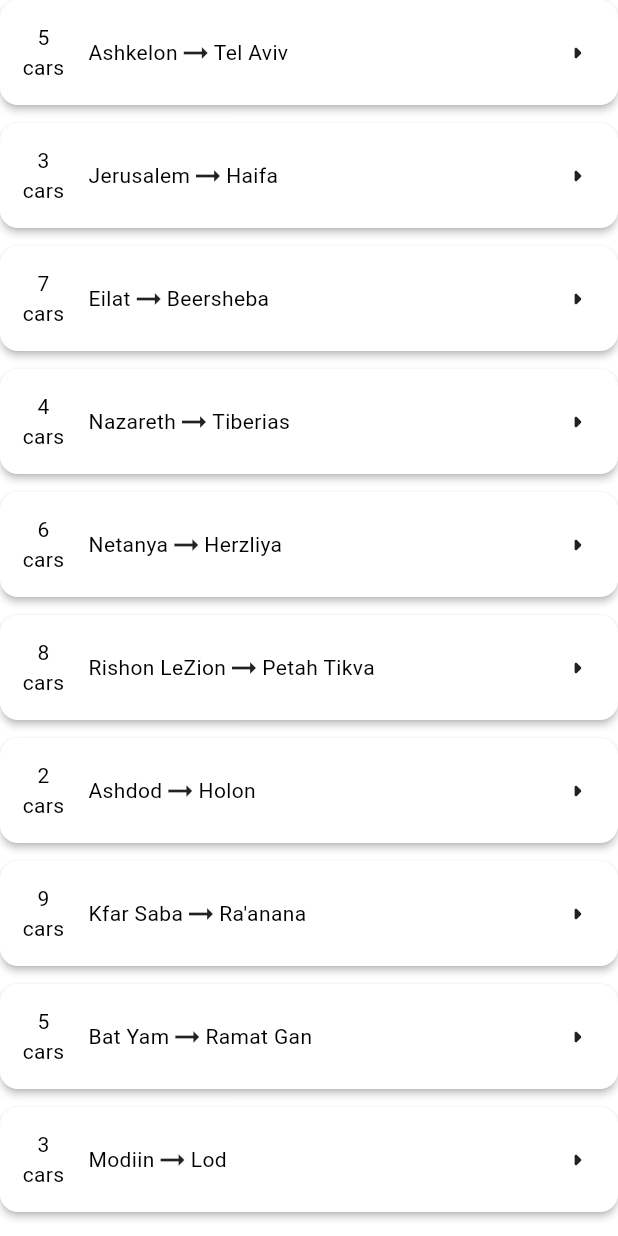
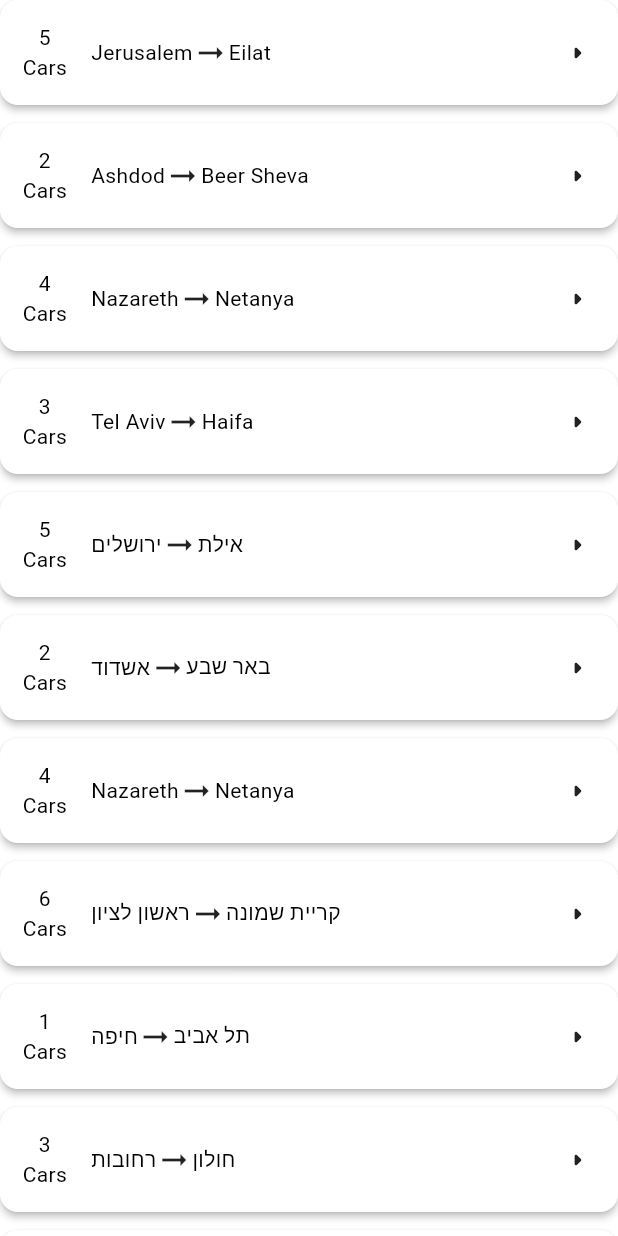
Before and after one commit to Mikhadi/freightflow, a Flutter app: the HomePage screen opened directly, on a phone screen of 412 x 824 dp. Run offline on Flutter 3.47's test engine with Material 3 defaults, Android fonts, the phone set to English and light mode, and no system bars; our stand-ins replace google_fonts, google_nav_bar, image_picker, shared_preferences; missing offline and left inert: slide_action; accounts and stored records are empty; generated files the repository leaves out were written again.

Commit message:
feat: Refactor home page to use Order class and improve UI
- Updated home page to display orders using the new Order class.
- Replaced static list of items with dynamic Order objects.
- Enhanced UI with gesture detection for navigating to order details.
- Added localization support for various strings in the app.
- Introduced new vehicle and order classes for better data management.
- Implemented image picking functionality for vehicles.
- Added a summary page for orders with a slide action to send data.
- Removed unused wave widget to clean up the codebase.
- Integrated Google Fonts for improved typography.
- Updated dependencies in pubspec.yaml for new features.

```diff
--- /dev/null
+++ b/lib/classes/order_class.dart
@@ -0,0 +1,37 @@
+class Order {
+  final String from;
+  final String to;
+  final int numberOfVehicles;
+  final bool completed;
+  final List<String> drivers;
+
+  Order({
+    required this.from,
+    required this.to,
+    required this.numberOfVehicles,
+    this.completed = false,
+    required this.drivers,
+  });
+
+  // factory method to create from JSON
+  factory Order.fromJson(Map<String, dynamic> json) {
+    return Order(
+      from: json['from'],
+      to: json['to'],
+      numberOfVehicles: json['numberOfVehicles'],
+      completed: json['completed'] ?? false,
+      drivers: List<String>.from(json['drivers']),
+    );
+  }
+
+  // convert to JSON
+  Map<String, dynamic> toJson() {
+    return {
+      'from': from,
+      'to': to,
+      'numberOfVehicles': numberOfVehicles,
+      'completed': completed,
+      'drivers': drivers,
+    };
+  }
+}
--- a/lib/pages/home_page.dart
+++ b/lib/pages/home_page.dart
@@ -1,21 +1,104 @@
 import 'package:flutter/material.dart';
+import 'package:freiightflow/classes/order_class.dart';
+import 'package:freiightflow/pages/order_page.dart';
+import 'package:flutter_gen/gen_l10n/app_localizations.dart';
+
 
 class HomePage extends StatelessWidget {
   HomePage({super.key});
 
-  final List<Map<String, String>> items = [
-    {'title': 'Ashkelon', 'subtitle': 'Tel Aviv', 'count': "5"},
-    {'title': 'Jerusalem', 'subtitle': 'Haifa', 'count': "3"},
-    {'title': 'Eilat', 'subtitle': 'Beersheba', 'count': "7"},
-    {'title': 'Nazareth', 'subtitle': 'Tiberias', 'count': "4"},
-    {'title': 'Netanya', 'subtitle': 'Herzliya', 'count': "6"},
-    {'title': 'Rishon LeZion', 'subtitle': 'Petah Tikva', 'count': "8"},
-    {'title': 'Ashdod', 'subtitle': 'Holon', 'count': "2"},
-    {'title': 'Kfar Saba', 'subtitle': "Ra'anana", 'count': "9"},
-    {'title': 'Bat Yam', 'subtitle': 'Ramat Gan', 'count': "5"},
-    {'title': 'Modiin', 'subtitle': 'Lod', 'count': "3"},
-
-    // add more items here...
+  final List<Order> items = [
+    Order(
+      from: 'Jerusalem',
+      to: 'Eilat',
+      numberOfVehicles: 5,
+      completed: true,
+      drivers: ['Ronen Azulay', 'Sara Ben Ami', 'Oren Yitzhak'],
+    ),
+    Order(
+      from: 'Ashdod',
+      to: 'Beer Sheva',
+      numberOfVehicles: 2,
+      completed: false,
+      drivers: ['Noa Sharon'],
+    ),
+    Order(
+      from: 'Nazareth',
+      to: 'Netanya',
+      numberOfVehicles: 4,
+      completed: true,
+      drivers: ['Avi Malka', 'Lior Peretz'],
+    ),
+    Order(
+      from: 'Tel Aviv',
+      to: 'Haifa',
+      numberOfVehicles: 3,
+      completed: false,
+      drivers: ['David Cohen', 'Maya Levi'],
+    ),
+    Order(
+      from: 'ירושלים',
+      to: 'אילת',
+      numberOfVehicles: 5,
+      completed: true,
+      drivers: ['רונן אזולאי', 'שרה בן עמי', 'אורן יצחק'],
+    ),
+    Order(
+      from: 'אשדוד',
+      to: 'באר שבע',
+      numberOfVehicles: 2,
+      completed: false,
+      drivers: ['נועה שרון'],
+    ),
+    Order(
+      from: 'Nazareth',
+      to: 'Netanya',
+      numberOfVehicles: 4,
+      completed: true,
+      drivers: ['Avi Malka', 'Lior Peretz'],
+    ),
+    Order(
+      from: 'ראשון לציון',
+      to: 'קריית שמונה',
+      numberOfVehicles: 6,
+      completed: false,
+      drivers: ['שי כהן', 'איתי נתן', 'גל מור'],
+    ),
+    Order(
+      from: 'חיפה',
+      to: 'תל אביב',
+      numberOfVehicles: 1,
+      completed: true,
+      drivers: ['אלכס רוזנברג'],
+    ),
+    Order(
+      from: 'רחובות',
+      to: 'חולון',
+      numberOfVehicles: 3,
+      completed: false,
+      drivers: ['Yael Biton', 'Daniel Shahar'],
+    ),
+    Order(
+      from: 'פתח תקווה',
+      to: 'נתיבות',
+      numberOfVehicles: 2,
+      completed: true,
+      drivers: ['מירי כץ'],
+    ),
+    Order(
+      from: 'מודיעין',
+      to: 'עפולה',
+      numberOfVehicles: 4,
+      completed: false,
+      drivers: ['Ron Koren', 'Shiran Ilani'],
+    ),
+    Order(
+      from: 'צפת',
+      to: 'חדרה',
+      numberOfVehicles: 5,
+      completed: true,
+      drivers: ['Tamar Nissim', 'Erez Avrahami'],
+    ),
   ];
 
   @override
@@ -25,10 +108,14 @@ class HomePage extends StatelessWidget {
         itemCount: items.length,
         itemBuilder: (context, index) {
           final item = items[index];
-          return Card(
+          return GestureDetector(
+            onTap: () => Navigator.of(context).push(MaterialPageRoute(builder: (_)=>OrderPage(order: item,) )),
+            child: Card(
               elevation: 2,
               margin: EdgeInsets.only(bottom: 12),
-            shape: RoundedRectangleBorder(borderRadius: BorderRadius.circular(12)),
+              shape: RoundedRectangleBorder(
+                borderRadius: BorderRadius.circular(12),
+              ),
               child: Padding(
                 padding: const EdgeInsets.all(15.0),
                 child: Row(
@@ -37,21 +124,16 @@ class HomePage extends StatelessWidget {
                     Row(
                       mainAxisAlignment: MainAxisAlignment.start,
                       children: [
-                      Column(
-                        children: [
-                          Text(item['count']!),
-                          Text("cars"),
+                        Column(children: [Text(item.numberOfVehicles.toString()), Text(AppLocalizations.of(context)!.cars)]),
+                        VerticalDivider(),
+                        Text(item.from),
+                        Icon(Icons.arrow_right_alt_sharp),
+                        Text(item.to),
                       ],
                     ),
-                      VerticalDivider(
-                      ),
-                      Text(item['title']!),
-                      Icon(Icons.arrow_right_alt_sharp),
-                      Text(item['subtitle']!),
+                    Icon(Icons.arrow_right_rounded),
                   ],
                 ),
-                  Icon(Icons.arrow_right_rounded)
-                ],
               ),
             ),
           );
--- a/lib/pages/widgets/custom_app_bar.dart
+++ b/lib/pages/widgets/custom_app_bar.dart
@@ -16,7 +16,7 @@ class CustomAppBar extends StatelessWidget implements PreferredSizeWidget {
         padding: const EdgeInsets.symmetric(horizontal: 10.0),
         child: CircleAvatar(backgroundColor: greenColor, child: Text("U")),
       ),
-      title: Text(AppLocalizations.of(context)!.user_name),
+      title: Text(AppLocalizations.of(context)!.user_name, style: textStyle,),
       actions: [
         PopupMenuButton(
           icon: Icon(Icons.more_vert),
--- a/lib/pages/widgets/drive_in_truck.dart
+++ b/lib/pages/widgets/drive_in_truck.dart
@@ -1,6 +1,8 @@
 import 'package:flutter/material.dart';
 
 class DriveInTruck extends StatefulWidget {
+  const DriveInTruck({super.key});
+
   @override
   _DriveInTruckState createState() => _DriveInTruckState();
 }
--- a/lib/pages/widgets/text_field_widget.dart
+++ b/lib/pages/widgets/text_field_widget.dart
@@ -7,11 +7,11 @@ class TextFieldWidget extends StatelessWidget {
   final TextEditingController controller;
 
   const TextFieldWidget({
-    Key? key,
+    super.key,
     required this.hintText,
     required this.prefixIconData,
     required this.controller,
-  }) : super(key: key);
+  });
 
   @override
   Widget build(BuildContext context) {
--- a/pubspec.yaml
+++ b/pubspec.yaml
@@ -38,6 +38,12 @@ dependencies:
   intl: ^0.19.0
   shared_preferences: ^2.5.3
   google_nav_bar: ^5.0.7
+  google_fonts: ^6.2.1
+  camera: ^0.11.1
+  path_provider: ^2.1.5
+  path: ^1.9.1
+  image_picker: ^1.1.2
+  slide_action: ^0.0.2
 
 dev_dependencies:
   flutter_test:
```
Also changed, not shown: lib/classes/vehicle_class.dart (added, +44 -0 lines), lib/core/constants.dart (+4 -3 lines), lib/l10n/app_en.arb (+10 -1 lines), lib/l10n/app_he.arb (+10 -1 lines), lib/pages/order_page.dart (added, +109 -0 lines), lib/pages/order_summary.dart (added, +112 -0 lines), lib/pages/widgets/vehicle_card.dart (added, +142 -0 lines), lib/pages/widgets/wave_widget.dart (deleted, +0 -95 lines), pubspec.lock, 8 other files. Lines whose indentation alone changed are shown as unchanged.
